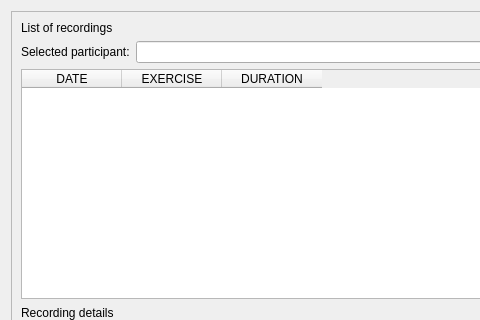
Old version of the form Modules/Home/Resources/UI/Recordings.ui in the repository EBATINCA/TrainUS; both pictures show x 0 to 480 and y 0 to 320 of the 721 by 445 pixel window.
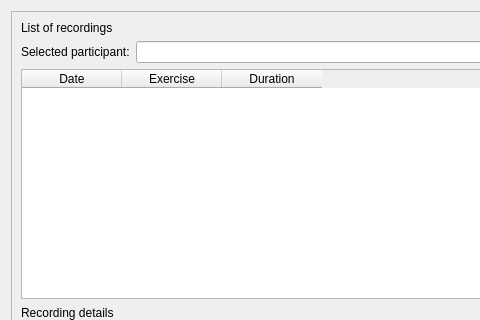
New version of the form. Custom widgets are drawn as their Qt base class.

```diff
--- a/Modules/Home/Resources/UI/Recordings.ui
+++ b/Modules/Home/Resources/UI/Recordings.ui
@@ -31,17 +31,17 @@
        <widget class="QTableWidget" name="recordingsTable">
         <column>
          <property name="text">
-          <string>DATE</string>
+          <string>Date</string>
          </property>
         </column>
         <column>
          <property name="text">
-          <string>EXERCISE</string>
+          <string>Exercise</string>
          </property>
         </column>
         <column>
          <property name="text">
-          <string>DURATION</string>
+          <string>Duration</string>
          </property>
         </column>
        </widget>
```
